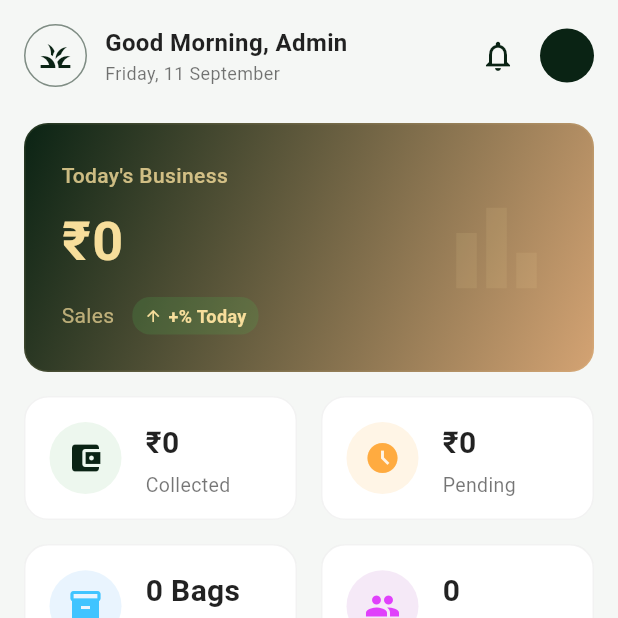
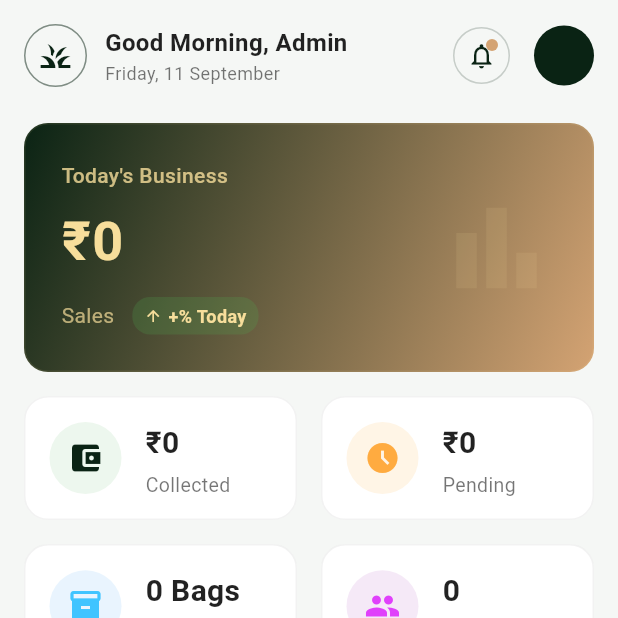
Before and after one commit to Jothimani2704/Rice_Business_WEBB, a Flutter app: the DashboardScreen screen opened directly, on a phone screen of 412 x 824 dp, the top half of it. Run offline on Flutter 3.47's test engine with Material 3 defaults, Android fonts, the phone set to English and light mode, and no system bars; our stand-ins replace flutter_secure_storage, image_picker, shared_preferences, shimmer; accounts and stored records are empty; network calls fail.

Commit message:
feat: implement dashboard screen with data summary and quick navigation options

```diff
--- a/lib/main.dart
+++ b/lib/main.dart
@@ -33,6 +33,12 @@ class RiceBusinessApp extends StatelessWidget {
           theme: AppTheme.lightTheme,
           darkTheme: AppTheme.darkTheme,
           themeMode: themeProvider.themeMode,
+          builder: (context, child) {
+            return ScrollConfiguration(
+              behavior: ScrollConfiguration.of(context).copyWith(scrollbars: false),
+              child: child!,
+            );
+          },
           home: Consumer<AuthProvider>(
             builder: (context, auth, _) {
               if (auth.isLoading) {
--- a/lib/screens/dashboard/dashboard_screen.dart
+++ b/lib/screens/dashboard/dashboard_screen.dart
@@ -10,6 +10,9 @@ import '../stock/stock_form_screen.dart';
 import '../payment/payment_form_screen.dart';
 import '../customer/customer_form_screen.dart';
 import '../../utils/app_events.dart';
+import 'package:provider/provider.dart';
+import '../../providers/auth_provider.dart';
+import '../../config/api_config.dart';
 
 class DashboardScreen extends StatefulWidget {
   const DashboardScreen({super.key});
@@ -135,19 +138,59 @@ class _DashboardScreenState extends State<DashboardScreen> {
                     ),
                     Row(
                       children: [
-                        Icon(
-                          Icons.notifications_none,
-                          color: Theme.of(context).colorScheme.primary,
+                        Stack(
+                          children: [
+                            Container(
+                              padding: const EdgeInsets.all(8),
+                              decoration: BoxDecoration(
+                                shape: BoxShape.circle,
+                                border: Border.all(
+                                  color: Theme.of(context).colorScheme.primary.withValues(alpha: 0.2),
+                                ),
+                              ),
+                              child: Icon(
+                                Icons.notifications_none,
+                                color: Theme.of(context).colorScheme.primary,
+                                size: 20,
+                              ),
+                            ),
+                            Positioned(
+                              right: 8,
+                              top: 8,
+                              child: Container(
+                                width: 8,
+                                height: 8,
+                                decoration: BoxDecoration(
+                                  color: Theme.of(context).colorScheme.secondary,
+                                  shape: BoxShape.circle,
+                                ),
+                              ),
+                            ),
+                          ],
                         ),
                         const SizedBox(width: 16),
-                        CircleAvatar(
-                          radius: 18,
-                          backgroundColor: Theme.of(context).primaryColor,
-                          child: Icon(
-                            Icons.person,
-                            color: Theme.of(context).colorScheme.primary,
-                            size: 20,
-                          ),
+                        Consumer<AuthProvider>(
+                          builder: (context, authProvider, _) {
+                            final user = authProvider.user;
+                            final username = user?['username']?.toString() ?? 'AD';
+                            final profileImageUrl = ApiConfig.getImageUrl(user?['profileImageUrl']);
+                            final initials = username.length >= 2 ? username.substring(0, 2).toUpperCase() : 'AD';
+
+                            return CircleAvatar(
+                              radius: 20,
+                              backgroundColor: Theme.of(context).primaryColor,
+                              backgroundImage: profileImageUrl != null ? NetworkImage(profileImageUrl) : null,
+                              child: profileImageUrl == null
+                                  ? Text(
+                                      initials,
+                                      style: TextStyle(
+                                        color: Theme.of(context).colorScheme.primary,
+                                        fontWeight: FontWeight.bold,
+                                      ),
+                                    )
+                                  : null,
+                            );
+                          },
                         ),
                       ],
                     ),
```
